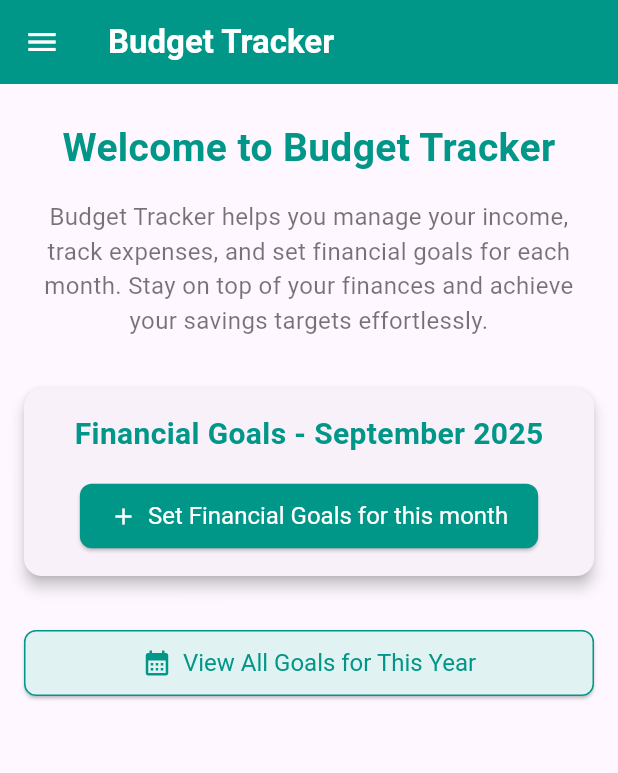
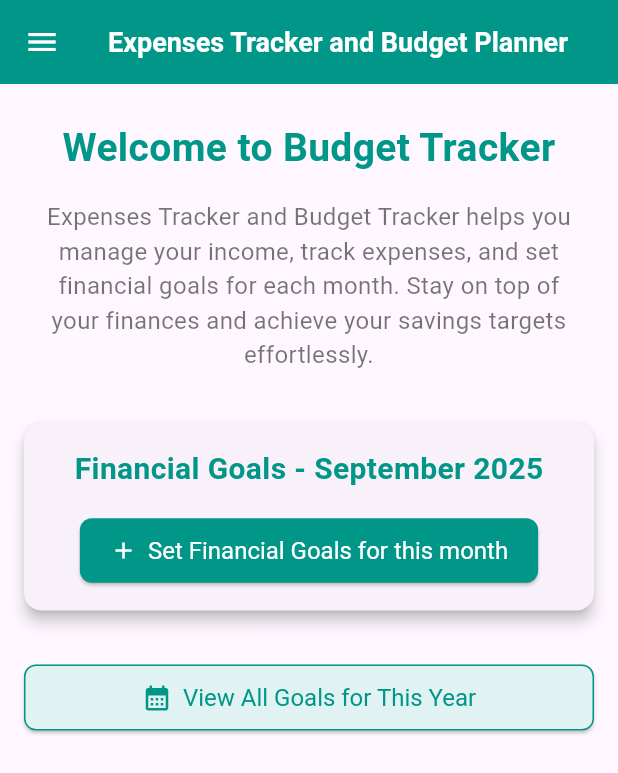
Before and after one commit to Rojal2/expenseapp, a Flutter app: the screen it shows once a user with an empty profile is signed in, on a phone screen of 412 x 824 dp. Shown: the top 773 px of the screen. Run offline on Flutter 3.47's test engine with Material 3 defaults, Android fonts, the phone set to English and light mode, and no system bars; our stand-ins replace cloud_firestore, firebase_auth, firebase_core, fl_chart, google_sign_in, printing and 1 more; accounts and stored records are empty.

Commit message:
Bhayo Title haru

```diff
--- a/lib/screens/expenses_screen.dart
+++ b/lib/screens/expenses_screen.dart
@@ -166,7 +166,7 @@ class _ExpensesScreenState extends State<ExpensesScreen> {
 
     return Scaffold(
       appBar: AppBar(
-        title: const Text('Expenses'),
+        title: const Text('Rupak'),
         actions: [
           IconButton(
             icon: Icon(
--- a/lib/widgets/home_page.dart
+++ b/lib/widgets/home_page.dart
@@ -24,8 +24,8 @@ class HomePage extends StatelessWidget {
     return Scaffold(
       appBar: AppBar(
         title: const Text(
-          "Budget Tracker",
-          style: TextStyle(fontWeight: FontWeight.bold),
+          "Expenses Tracker and Budget Planner",
+          style: TextStyle(fontWeight: FontWeight.bold, fontSize: 18),
         ),
         backgroundColor: Colors.teal,
         foregroundColor: Colors.white,
@@ -42,10 +42,10 @@ class HomePage extends StatelessWidget {
                   mainAxisAlignment: MainAxisAlignment.end,
                   children: [
                     Text(
-                      "Budget Tracker",
+                      "Expenses Tracker and Budget Plannerr",
                       style: TextStyle(
                         color: Colors.white,
-                        fontSize: 24,
+                        fontSize: 20,
                         fontWeight: FontWeight.bold,
                       ),
                     ),
@@ -140,7 +140,7 @@ class HomePage extends StatelessWidget {
             const Padding(
               padding: EdgeInsets.symmetric(horizontal: 24.0),
               child: Text(
-                "Budget Tracker helps you manage your income, track expenses, "
+                "Expenses Tracker and Budget Tracker helps you manage your income, track expenses, "
                 "and set financial goals for each month. Stay on top of your finances "
                 "and achieve your savings targets effortlessly.",
                 textAlign: TextAlign.center,
```
